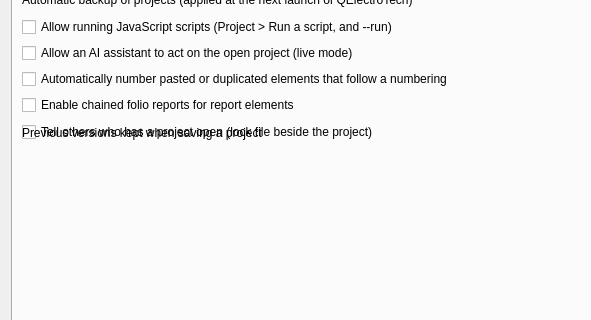
The window that sources/ui/configpage/generalconfigurationpage.ui (qelectrotech/qelectrotech-source-mirror) describes before a commit, drawn with Qt 5; both pictures show x 0 to 591 and y 136 to 456 of the 955 by 578 pixel window.
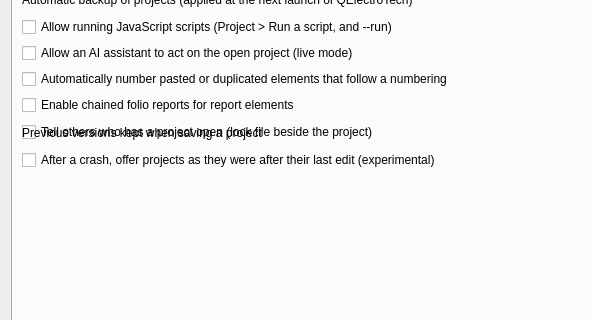
The same window after the commit. The open tabs and pages were chosen to show the change. Custom widgets are drawn as their Qt base class.

Commit message: Offer a crashed project's working copy at the next start

```diff
--- a/sources/ui/configpage/generalconfigurationpage.ui
+++ b/sources/ui/configpage/generalconfigurationpage.ui
@@ -470,6 +470,16 @@
         </widget>
        </item>
        <item row="9" column="0">
+        <widget class="QCheckBox" name="m_working_copy_recovery">
+         <property name="text">
+          <string>After a crash, offer projects as they were after their last edit (experimental)</string>
+         </property>
+         <property name="toolTip">
+          <string>While a project is open, QElectroTech keeps a copy of it in its data folder, saved after every edit. If QElectroTech does not close normally, the next start offers that copy with the recovery files.</string>
+         </property>
+        </widget>
+       </item>
+       <item row="10" column="0">
         <spacer name="verticalSpacer_2">
          <property name="orientation">
           <enum>Qt::Vertical</enum>
```
The commit also changes 18 other files.
